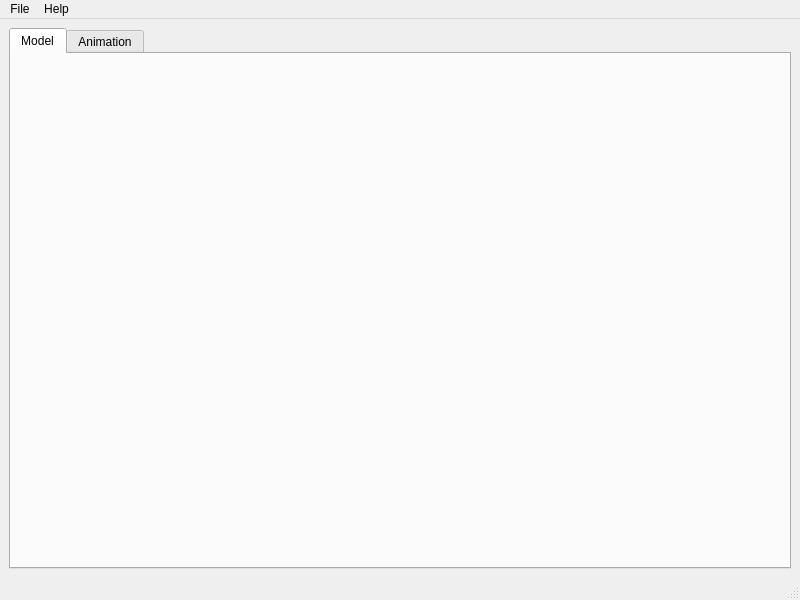
Above: src/mainwindow.ui from skyrpex/Flatty-Dev before the change. Below: the same form after it.
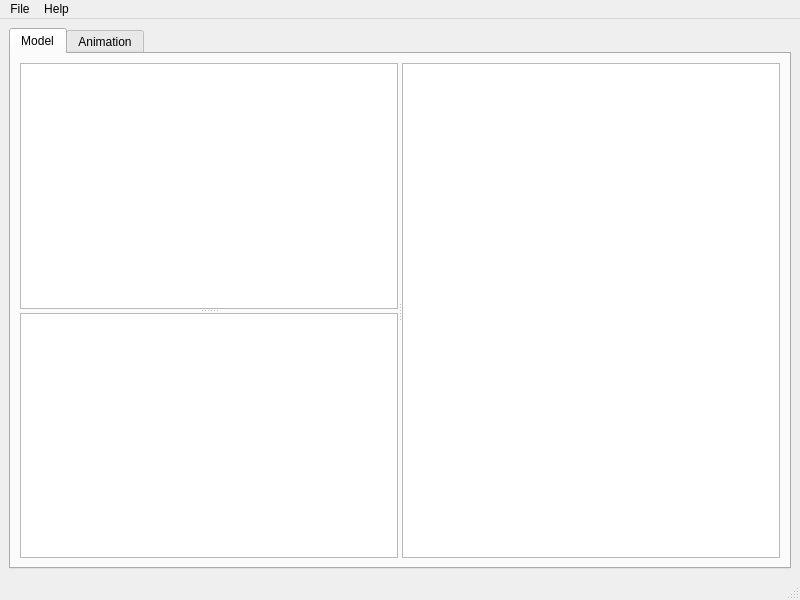
That is the form after the change. The open tabs and pages were chosen to show the change. Custom widgets are drawn as their Qt base class.

What changed in the file:
```diff
--- a/src/mainwindow.ui
+++ b/src/mainwindow.ui
@@ -24,6 +24,23 @@
        <attribute name="title">
         <string>Model</string>
        </attribute>
+       <layout class="QVBoxLayout" name="verticalLayout_3">
+        <item>
+         <widget class="QSplitter" name="viewSplitter">
+          <property name="orientation">
+           <enum>Qt::Horizontal</enum>
+          </property>
+          <widget class="QSplitter" name="modelSplitter">
+           <property name="orientation">
+            <enum>Qt::Vertical</enum>
+           </property>
+           <widget class="QListWidget" name="meshList"/>
+           <widget class="QTreeView" name="skeletonTree"/>
+          </widget>
+          <widget class="QGraphicsView" name="modelView"/>
+         </widget>
+        </item>
+       </layout>
       </widget>
       <widget class="QWidget" name="animationTab">
        <attribute name="title">
```
Left out of the diff: 2 changed lines with no effect on the pictures.
